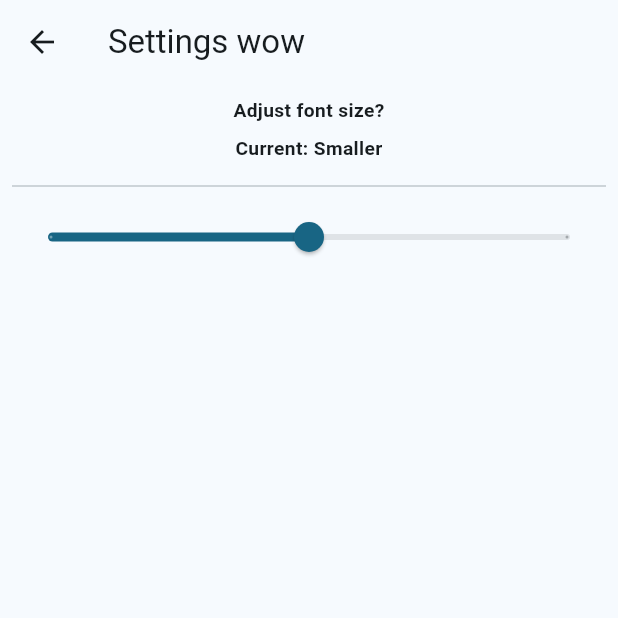
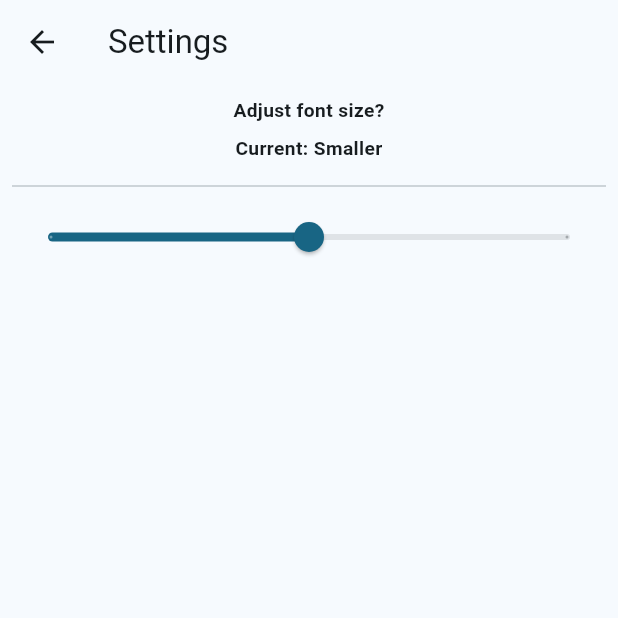
Before and after one commit to Sudo-Victor-Victory/ecg_app, a Flutter app: the WidgetTree screen opened directly, after a tap on the "settings" icon, on a phone screen of 412 x 824 dp, the top half of it. Run offline on Flutter 3.47's test engine with Material 3 defaults, Android fonts, the light colour scheme and no system bars; our stand-ins replace flutter_blue_plus, introduction_screen, lottie, permission_handler, shared_preferences, supabase_flutter and 1 more; accounts and stored records are empty.

Commit message:
Added more comments for class definitions, and other small edits

```diff
--- a/lib/data/classes/ecg_packet.dart
+++ b/lib/data/classes/ecg_packet.dart
@@ -3,8 +3,9 @@ import 'dart:typed_data';
 import 'package:ecg_app/data/classes/constants.dart';
 
 class EcgPacket {
-  // Currently is 24 bytes - 10 samples of 2 byte length
+  // Currently is 28 bytes - 10 samples of 2 byte length
   // and a 4 byte timestamp.
+  // then 2 bytes for BPM and 2 more for padding
   final List<int> samples; // 10 samples
   final int timestamp; // 4-byte timestamp
   final int bpm; // 2 byte bpm
--- a/lib/data/classes/notifiers.dart
+++ b/lib/data/classes/notifiers.dart
@@ -8,6 +8,7 @@ ValueNotifier<DeviceWrapper?> connectedDevice = ValueNotifier(null);
 ValueNotifier<int> bpm = ValueNotifier(0);
 ValueNotifier<double> textSize = ValueNotifier(1.0);
 
+/// Used within connectedDevice ValueNotifier to handle object comparison
 class DeviceWrapper {
   final BluetoothDevice device;
   DeviceWrapper(this.device);
@@ -23,11 +24,13 @@ class DeviceWrapper {
   int get hashCode => device.remoteId.hashCode;
 }
 
+/// Free function used to retrieve the textSize value used for scaledText
 Future<void> loadTextSize() async {
   final prefs = await SharedPreferences.getInstance();
   textSize.value = prefs.getDouble('textSize') ?? 1.0;
 }
 
+/// Free function used to set the textSize value used for scaledText
 Future<void> saveTextSize(double value) async {
   final prefs = await SharedPreferences.getInstance();
   await prefs.setDouble('textSize', value);
--- a/lib/utils/dialog_alert.dart
+++ b/lib/utils/dialog_alert.dart
@@ -1,5 +1,6 @@
 import 'package:flutter/material.dart';
 
+/// Wrapped showDialog widget to be visually consistent
 Future<void> showErrorDialog(
   BuildContext context,
   String title,
--- a/lib/utils/greeting.dart
+++ b/lib/utils/greeting.dart
@@ -1,3 +1,4 @@
+/// Free widget that displays a greeting based on the time of day
 String greetOnTimeOfDay() {
   DateTime now = DateTime.now();
   String greeting = "Good Morning!!";
--- a/lib/views/pages/ecg_chart.dart
+++ b/lib/views/pages/ecg_chart.dart
@@ -165,7 +165,7 @@ class _EcgChartState extends State<EcgChart> {
     final double maxX = latestEcgTime;
 
     return Stack(
-      children: <Widget>[
+      children: [
         SafeArea(
           child: Container(
             color: KColors.eerieBlack,
@@ -202,6 +202,7 @@ class _EcgChartState extends State<EcgChart> {
             ),
           ),
         ),
+        // The BPM widget
         Positioned(top: -5, right: 40, child: BpmWidget()),
       ],
     );
--- a/lib/views/pages/ecg_page.dart
+++ b/lib/views/pages/ecg_page.dart
@@ -35,7 +35,11 @@ class _EcgPageState extends State<EcgPage> {
                 child: Row(
                   crossAxisAlignment: CrossAxisAlignment.stretch,
                   children: [
+                    // ECG status
                     Expanded(child: EcgStatusWidget()),
+                    // Button next to status
+                    // Button's text and functionality changes depending on its
+                    // connectivity
                     Expanded(
                       child: ElevatedButton(
                         style: ElevatedButton.styleFrom(
@@ -59,6 +63,7 @@ class _EcgPageState extends State<EcgPage> {
                   ],
                 ),
               ),
+              // Page content - also dynamic on the selected page
               Expanded(
                 child: wrapper == null
                     ? BleScanner(
--- a/lib/views/pages/sign_in.dart
+++ b/lib/views/pages/sign_in.dart
@@ -79,7 +79,6 @@ class _LogInPageState extends State<LogInPage> {
 
                 SizedBox(
                   width: 250,
-
                   child: TextField(
                     controller: controllerPassword,
                     obscureText: !passwordVisible,
@@ -146,6 +145,7 @@ class _LogInPageState extends State<LogInPage> {
     );
   }
 
+  /// Utilizes Supabase's auth to validate user creds and then manage session state
   Future<User?> signIn() async {
     try {
       final supabase = Supabase.instance.client;
--- a/lib/views/pages/sign_up.dart
+++ b/lib/views/pages/sign_up.dart
@@ -19,7 +19,7 @@ class _SignUpPageState extends State<SignUpPage> {
   TextEditingController lastNameController = TextEditingController();
 
   bool passwordVisible = false;
-  static const List<String> list = <String>[
+  static const List<String> signUpReasons = <String>[
     'For fun',
     'I like ECGs',
     'user',
@@ -131,7 +131,9 @@ class _SignUpPageState extends State<SignUpPage> {
                     dropdownValue = value!;
                   });
                 },
-                items: list.map<DropdownMenuItem<String>>((String value) {
+                items: signUpReasons.map<DropdownMenuItem<String>>((
+                  String value,
+                ) {
                   return DropdownMenuItem<String>(
                     value: value,
                     child: Text(value),
--- a/lib/views/widgets/animated_card.dart
+++ b/lib/views/widgets/animated_card.dart
@@ -1,5 +1,6 @@
 import 'package:flutter/material.dart';
 
+/// Used to display a slide-up anim on cards
 class AnimatedCard extends StatefulWidget {
   final Widget child;
   final int delay;
--- a/lib/views/widgets/ble_device_status.dart
+++ b/lib/views/widgets/ble_device_status.dart
@@ -2,6 +2,8 @@ import 'package:flutter/material.dart';
 import 'package:ecg_app/data/classes/notifiers.dart';
 import 'package:lottie/lottie.dart';
 
+/// Display's a device's name & lottie anim while connected,
+/// otherwise says no device connected with a red dot.
 class EcgStatusWidget extends StatelessWidget {
   const EcgStatusWidget({super.key});
 
--- a/lib/views/widgets/ble_recent.dart
+++ b/lib/views/widgets/ble_recent.dart
@@ -4,8 +4,10 @@ import 'package:flutter/material.dart';
 import 'package:shared_preferences/shared_preferences.dart';
 import 'package:flutter_blue_plus/flutter_blue_plus.dart';
 
+/// Used to display recently connected to devices
+/// On the home page it makes it more compact.
 class RecentDevicesTile extends StatefulWidget {
-  final bool isHomePage; // new param
+  final bool isHomePage;
 
   const RecentDevicesTile({super.key, this.isHomePage = false});
 
@@ -69,9 +71,7 @@ class _RecentDevicesTileState extends State<RecentDevicesTile> {
               padding: const EdgeInsets.all(16),
               child: Row(
                 children: [
-                  // temporary icon will replace.
                   Image(
-                    //               const Icon(Icons.monitor_heart, size: 40, color: KColors.red),
                     image: const AssetImage('assets/lotties/temp_img.jpg'),
                     width: imageWidth,
                   ),
--- a/lib/views/widgets/bpm_widget.dart
+++ b/lib/views/widgets/bpm_widget.dart
@@ -2,6 +2,7 @@ import 'package:flutter/material.dart';
 import 'package:lottie/lottie.dart';
 import 'package:ecg_app/data/classes/notifiers.dart';
 
+/// Displays the BPM received while a device is connected
 class BpmWidget extends StatelessWidget {
   const BpmWidget({super.key});
 
--- a/lib/views/widgets/historical_chart.dart
+++ b/lib/views/widgets/historical_chart.dart
@@ -5,6 +5,7 @@ import 'package:ecg_app/views/widgets/scaled_text.dart';
 import 'package:flutter/material.dart';
 import 'package:syncfusion_flutter_charts/charts.dart';
 
+/// Utilizes SF chart to display chart data retrieved from Supabase
 class HistoricalChart extends StatefulWidget {
   final List<Map<String, dynamic>> ecgRows;
   final DateTime startTime;
--- a/lib/views/widgets/navbar_widget.dart
+++ b/lib/views/widgets/navbar_widget.dart
@@ -1,6 +1,7 @@
 import 'package:ecg_app/views/widgets/widget_tree.dart';
 import 'package:flutter/material.dart';
 
+/// The navbar's nav logic
 class NavbarWidget extends StatelessWidget {
   final int selectedIndex;
   final ValueChanged<int> onDestinationSelected;
--- a/lib/views/widgets/scaled_text.dart
+++ b/lib/views/widgets/scaled_text.dart
@@ -1,14 +1,15 @@
 import 'package:flutter/material.dart';
 import 'package:ecg_app/data/classes/notifiers.dart';
 
+/// Dynamically changes the size of text based on the textSize ValueNotifier.
 class ScaledText extends StatelessWidget {
   final String text;
   final double baseSize;
   final TextStyle? style;
   final TextAlign? textAlign;
   final int? maxLines;
-  final TextOverflow? overflow; // ← new optional param
-  final bool? softWrap; // ← new optional param
+  final TextOverflow? overflow;
+  final bool? softWrap;
   const ScaledText(
     this.text, {
     super.key,
@@ -16,8 +17,8 @@ class ScaledText extends StatelessWidget {
     this.style,
     this.textAlign,
     this.maxLines,
-    this.overflow, // ← pass in overflow type
-    this.softWrap, // ← accept softWrap
+    this.overflow,
+    this.softWrap,
   });
 
   @override
@@ -42,7 +43,7 @@ class ScaledText extends StatelessWidget {
         return Text(
           text,
           maxLines: maxLines,
-          softWrap: softWrap ?? true, // ← use passed value, default to true
+          softWrap: softWrap ?? true,
           textAlign: textAlign,
           overflow: overflow ?? TextOverflow.ellipsis,
           style: (style ?? const TextStyle()).copyWith(
--- a/lib/views/widgets/sessions_widget.dart
+++ b/lib/views/widgets/sessions_widget.dart
@@ -6,9 +6,11 @@ import 'package:lottie/lottie.dart';
 import 'package:supabase_flutter/supabase_flutter.dart';
 import 'package:ecg_app/views/widgets/historical_chart.dart';
 
+/// Displays either the most 3 recent or all sessions within a listview.
 class SessionsTile extends StatefulWidget {
   final int? limit;
-  final bool isHomePage; // new param
+  // Changes the view of the SessionTile if it is within the home page
+  final bool isHomePage;
   const SessionsTile({super.key, this.limit, this.isHomePage = false});
 
   @override
@@ -130,6 +132,7 @@ class _SessionsTileState extends State<SessionsTile> {
     );
   }
 
+  /// Constructs the individual item within a ListView
   Widget _buildSessionTile(Map<String, dynamic> session, int index) {
     final startDate = DateTime.parse(session['start_time']).toLocal();
     final endDate = DateTime.parse(session[KSessionColumns.endTime]).toLocal();
--- a/lib/views/widgets/widget_tree.dart
+++ b/lib/views/widgets/widget_tree.dart
@@ -93,7 +93,7 @@ class WidgetTree extends StatelessWidget {
                     context,
                     MaterialPageRoute(
                       builder: (context) {
-                        return SettingsPage(title: "Settings wow");
+                        return SettingsPage(title: "Settings");
                       },
                     ),
                   );
```
